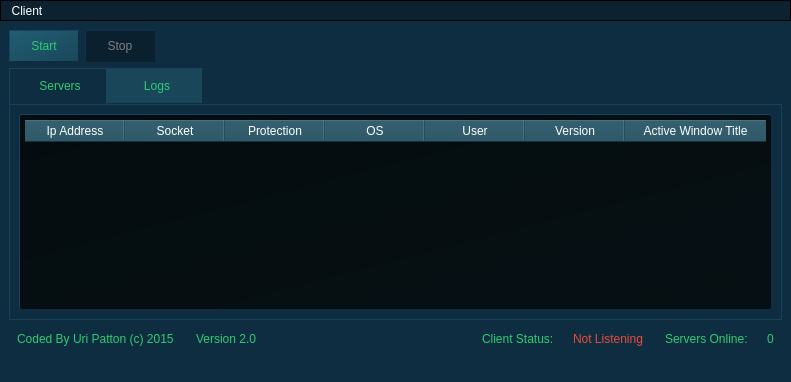
pavliqs/Mirakuru, file UPGRADE/SOURCE/gui.ui: the form before one commit.
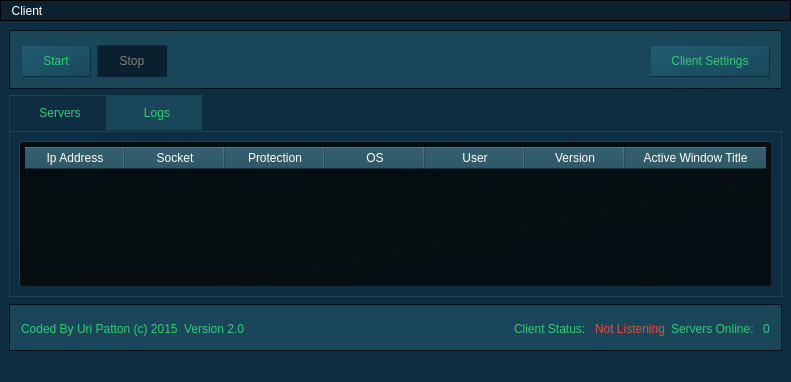
The form after the commit. Icons and pictures are not drawn.

What changed in the file:
```diff
--- a/UPGRADE/SOURCE/gui.ui
+++ b/UPGRADE/SOURCE/gui.ui
@@ -28,8 +28,185 @@
 font: 10pt &quot;MS Shell Dlg 2&quot;;
 }</string>
    </property>
+   <layout class="QGridLayout" name="gridLayout_5">
+    <item row="0" column="0">
+     <widget class="QGroupBox" name="clientButtonsGroup">
+      <property name="styleSheet">
+       <string notr="true">border: 1px solid #061014;
+background-color: #194759;</string>
+      </property>
+      <property name="title">
+       <string/>
+      </property>
+      <property name="checkable">
+       <bool>false</bool>
+      </property>
    <layout class="QGridLayout" name="gridLayout">
-    <item row="1" column="0" colspan="3">
+       <item row="0" column="0">
+        <layout class="QHBoxLayout" name="horizontalLayout">
+         <item>
+          <widget class="QPushButton" name="startListenButton">
+           <property name="minimumSize">
+            <size>
+             <width>70</width>
+             <height>32</height>
+            </size>
+           </property>
+           <property name="maximumSize">
+            <size>
+             <width>70</width>
+             <height>32</height>
+            </size>
+           </property>
+           <property name="styleSheet">
+            <string notr="true">QPushButton#startListenButton {
+            background: #194759;
+            border: 1px outset;
+            border-color: #0F2D40;
+            text-decoration: none;
+            background-color: qlineargradient(spread:pad, x1:1, y1:1, x2:0, y2:0, stop:0 #194759, stop:1 #225E75);
+            }
+
+QPushButton#startListenButton:checked {
+            background: #0B202E;
+            color: grey;
+            border: 1px outset;
+            border-color: #0B202E;
+            }</string>
+           </property>
+           <property name="text">
+            <string>Start</string>
+           </property>
+           <property name="icon">
+            <iconset resource="res.qrc">
+             <normaloff>:/icons/assets/start.png</normaloff>:/icons/assets/start.png</iconset>
+           </property>
+           <property name="iconSize">
+            <size>
+             <width>22</width>
+             <height>22</height>
+            </size>
+           </property>
+           <property name="checkable">
+            <bool>true</bool>
+           </property>
+          </widget>
+         </item>
+         <item>
+          <widget class="QPushButton" name="stopListenButton">
+           <property name="minimumSize">
+            <size>
+             <width>70</width>
+             <height>32</height>
+            </size>
+           </property>
+           <property name="maximumSize">
+            <size>
+             <width>70</width>
+             <height>32</height>
+            </size>
+           </property>
+           <property name="styleSheet">
+            <string notr="true">QPushButton#stopListenButton {
+            background: #194759;
+            border: 1px outset;
+            border-color: #0F2D40;
+            text-decoration: none;
+            background-color: qlineargradient(spread:pad, x1:1, y1:1, x2:0, y2:0, stop:0 #194759, stop:1 #225E75);
+            }
+
+QPushButton#stopListenButton:checked {
+            background: #0B202E;
+            color: grey;
+            border: 1px outset;
+            border-color: #0B202E;
+            }</string>
+           </property>
+           <property name="text">
+            <string>Stop</string>
+           </property>
+           <property name="icon">
+            <iconset resource="res.qrc">
+             <normaloff>:/icons/assets/stop.png</normaloff>:/icons/assets/stop.png</iconset>
+           </property>
+           <property name="iconSize">
+            <size>
+             <width>20</width>
+             <height>20</height>
+            </size>
+           </property>
+           <property name="checkable">
+            <bool>true</bool>
+           </property>
+           <property name="checked">
+            <bool>true</bool>
+           </property>
+          </widget>
+         </item>
+         <item>
+          <spacer name="horizontalSpacer">
+           <property name="orientation">
+            <enum>Qt::Horizontal</enum>
+           </property>
+           <property name="sizeHint" stdset="0">
+            <size>
+             <width>40</width>
+             <height>20</height>
+            </size>
+           </property>
+          </spacer>
+         </item>
+         <item>
+          <widget class="QPushButton" name="clientSettingsButton">
+           <property name="minimumSize">
+            <size>
+             <width>120</width>
+             <height>32</height>
+            </size>
+           </property>
+           <property name="maximumSize">
+            <size>
+             <width>120</width>
+             <height>32</height>
+            </size>
+           </property>
+           <property name="styleSheet">
+            <string notr="true">QPushButton#clientSettingsButton {
+            background: #194759;
+            border: 1px outset;
+            border-color: #0F2D40;
+            text-decoration: none;
+            background-color: qlineargradient(spread:pad, x1:1, y1:1, x2:0, y2:0, stop:0 #194759, stop:1 #225E75);
+            }
+
+QPushButton#clientSettingsButton:pressed {
+            background: #0B202E;
+            color: grey;
+            border: 1px outset;
+            border-color: #0B202E;
+            }</string>
+           </property>
+           <property name="text">
+            <string>Client Settings</string>
+           </property>
+           <property name="icon">
+            <iconset resource="res.qrc">
+             <normaloff>:/icons/assets/settings.png</normaloff>:/icons/assets/settings.png</iconset>
+           </property>
+           <property name="iconSize">
+            <size>
+             <width>20</width>
+             <height>20</height>
+            </size>
+           </property>
+          </widget>
+         </item>
+        </layout>
+       </item>
+      </layout>
+     </widget>
+    </item>
+    <item row="1" column="0">
      <widget class="QTabWidget" name="MainTabWidget">
       <property name="styleSheet">
        <string notr="true"> QTabBar::tab {
@@ -197,28 +374,36 @@
      </widget>
     </item>
     <item row="2" column="0">
-     <layout class="QHBoxLayout" name="horizontalLayout_5">
-      <item>
+     <widget class="QGroupBox" name="statusGroup">
+      <property name="styleSheet">
+       <string notr="true">border: 1px solid #061014;
+background-color: #194759;</string>
+      </property>
+      <property name="title">
+       <string/>
+      </property>
+      <layout class="QGridLayout" name="gridLayout_4">
+       <item row="0" column="0">
        <widget class="QLabel" name="creditLabel">
         <property name="styleSheet">
-         <string notr="true">padding: 5px;</string>
+          <string notr="true">border: none;</string>
         </property>
         <property name="text">
          <string>Coded By Uri Patton (c) 2015</string>
         </property>
        </widget>
       </item>
-      <item>
+       <item row="0" column="1">
        <widget class="QLabel" name="versionLabel">
         <property name="styleSheet">
-         <string notr="true">padding: 5px;</string>
+          <string notr="true">border: none;</string>
         </property>
         <property name="text">
          <string>Version 2.0</string>
         </property>
        </widget>
       </item>
-      <item>
+       <item row="0" column="2">
        <spacer name="horizontalSpacer_3">
         <property name="orientation">
          <enum>Qt::Horizontal</enum>
@@ -231,27 +416,20 @@
         </property>
        </spacer>
       </item>
-     </layout>
-    </item>
-    <item row="2" column="1">
-     <layout class="QHBoxLayout" name="horizontalLayout_2">
-      <property name="spacing">
-       <number>0</number>
-      </property>
-      <item>
+       <item row="0" column="3">
        <widget class="QLabel" name="clientStatusLabel">
         <property name="styleSheet">
-         <string notr="true">padding: 5px;</string>
+          <string notr="true">border: none;</string>
         </property>
         <property name="text">
          <string>Client Status: </string>
         </property>
        </widget>
       </item>
-      <item>
+       <item row="0" column="4">
        <widget class="QLabel" name="statusLabel">
         <property name="styleSheet">
-         <string notr="true">padding: 5px;
+          <string notr="true">border: none;
 color: #e74c3c;</string>
         </property>
         <property name="text">
@@ -259,27 +437,20 @@
         </property>
        </widget>
       </item>
-     </layout>
-    </item>
-    <item row="2" column="2">
-     <layout class="QHBoxLayout" name="horizontalLayout_4">
-      <property name="spacing">
-       <number>0</number>
-      </property>
-      <item>
+       <item row="0" column="5">
        <widget class="QLabel" name="serversOnlineStatus">
         <property name="styleSheet">
-         <string notr="true">padding: 5px;</string>
+          <string notr="true">border: none;</string>
         </property>
         <property name="text">
          <string>Servers Online: </string>
         </property>
        </widget>
       </item>
-      <item>
+       <item row="0" column="6">
        <widget class="QLabel" name="onlineStatus">
         <property name="styleSheet">
-         <string notr="true">padding: 5px;</string>
+          <string notr="true">border: none;</string>
         </property>
         <property name="text">
          <string>0</string>
@@ -287,122 +458,7 @@
        </widget>
       </item>
      </layout>
-    </item>
-    <item row="0" column="0" colspan="3">
-     <layout class="QHBoxLayout" name="horizontalLayout">
-      <item>
-       <widget class="QPushButton" name="startListenButton">
-        <property name="minimumSize">
-         <size>
-          <width>70</width>
-          <height>32</height>
-         </size>
-        </property>
-        <property name="maximumSize">
-         <size>
-          <width>70</width>
-          <height>32</height>
-         </size>
-        </property>
-        <property name="styleSheet">
-         <string notr="true">QPushButton#startListenButton {
-            background: #194759;
-            border: 1px outset;
-            border-color: #0F2D40;
-            text-decoration: none;
-            background-color: qlineargradient(spread:pad, x1:1, y1:1, x2:0, y2:0, stop:0 #194759, stop:1 #225E75);
-            }
-
-QPushButton#startListenButton:checked {
-            background: #0B202E;
-            color: grey;
-            border: 1px outset;
-            border-color: #0B202E;
-            }</string>
-        </property>
-        <property name="text">
-         <string>Start</string>
-        </property>
-        <property name="icon">
-         <iconset resource="res.qrc">
-          <normaloff>:/icons/assets/start.png</normaloff>:/icons/assets/start.png</iconset>
-        </property>
-        <property name="iconSize">
-         <size>
-          <width>22</width>
-          <height>22</height>
-         </size>
-        </property>
-        <property name="checkable">
-         <bool>true</bool>
-        </property>
-       </widget>
-      </item>
-      <item>
-       <widget class="QPushButton" name="stopListenButton">
-        <property name="minimumSize">
-         <size>
-          <width>70</width>
-          <height>32</height>
-         </size>
-        </property>
-        <property name="maximumSize">
-         <size>
-          <width>70</width>
-          <height>32</height>
-         </size>
-        </property>
-        <property name="styleSheet">
-         <string notr="true">QPushButton#stopListenButton {
-            background: #194759;
-            border: 1px outset;
-            border-color: #0F2D40;
-            text-decoration: none;
-            background-color: qlineargradient(spread:pad, x1:1, y1:1, x2:0, y2:0, stop:0 #194759, stop:1 #225E75);
-            }
-
-QPushButton#stopListenButton:checked {
-            background: #0B202E;
-            color: grey;
-            border: 1px outset;
-            border-color: #0B202E;
-            }</string>
-        </property>
-        <property name="text">
-         <string>Stop</string>
-        </property>
-        <property name="icon">
-         <iconset resource="res.qrc">
-          <normaloff>:/icons/assets/stop.png</normaloff>:/icons/assets/stop.png</iconset>
-        </property>
-        <property name="iconSize">
-         <size>
-          <width>20</width>
-          <height>20</height>
-         </size>
-        </property>
-        <property name="checkable">
-         <bool>true</bool>
-        </property>
-        <property name="checked">
-         <bool>true</bool>
-        </property>
-       </widget>
-      </item>
-      <item>
-       <spacer name="horizontalSpacer">
-        <property name="orientation">
-         <enum>Qt::Horizontal</enum>
-        </property>
-        <property name="sizeHint" stdset="0">
-         <size>
-          <width>40</width>
-          <height>20</height>
-         </size>
-        </property>
-       </spacer>
-      </item>
-     </layout>
+     </widget>
     </item>
    </layout>
   </widget>
```
Lines whose indentation alone changed are shown as unchanged.
